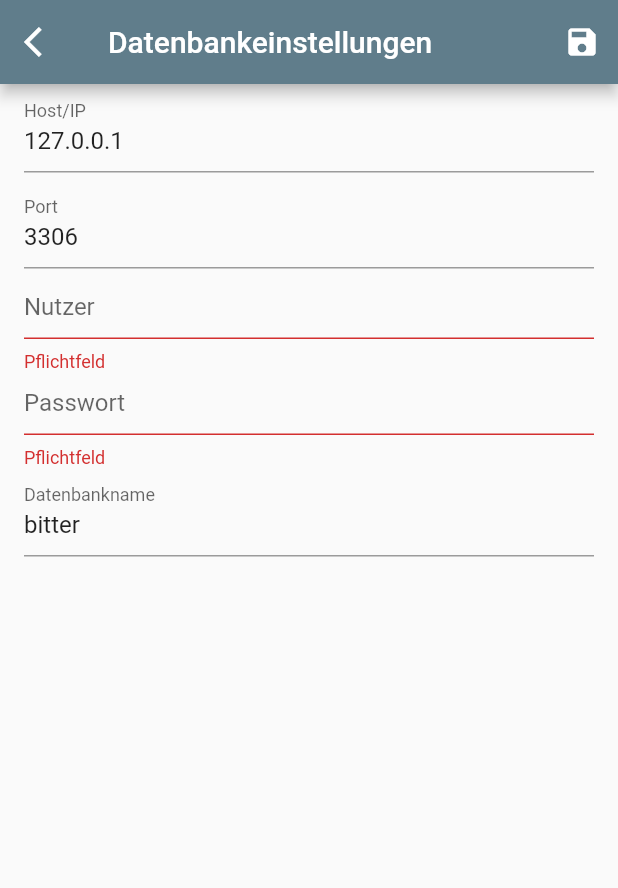
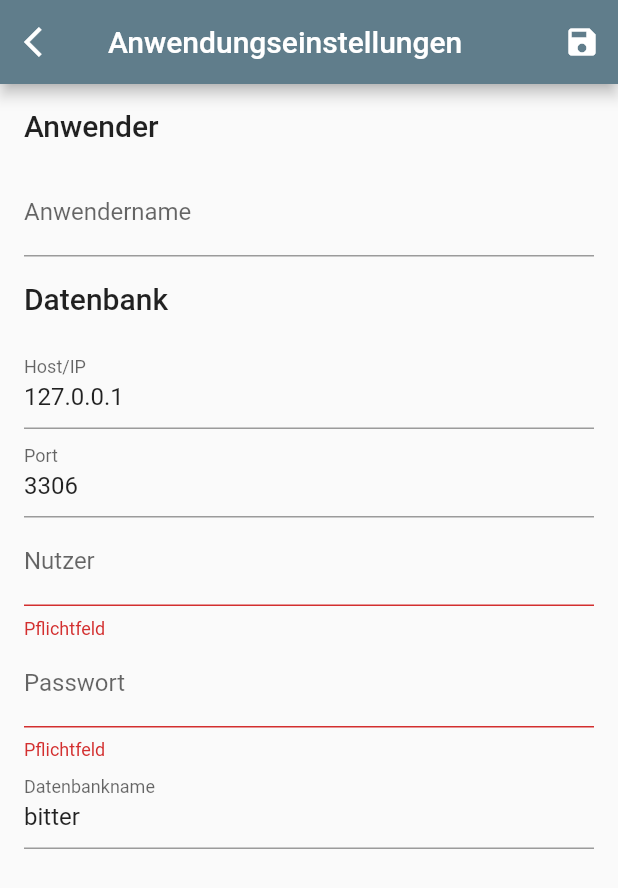
Before and after one commit to leontappe/bitter, a Flutter app: the screen it shows after launch, after a tap on "Fortfahren", after a tap on the "arrow back ios" icon, after a tap on the "save" icon, on a phone screen of 412 x 824 dp. Shown: the top 888 px of the screen. Run offline on Flutter 3.47's test engine with Material 2 defaults, Android fonts, the phone set to English and light mode, and no system bars; our stand-ins replace bloc, flutter_bloc, package_info, pdf; missing offline and left inert: file_chooser, mysql1; accounts and stored records are empty; statements that could not run were skipped.

Commit message:
move editor to setting and autoload for drafts
Closes #9

```diff
--- a/lib/main.dart
+++ b/lib/main.dart
@@ -6,7 +6,7 @@ import 'src/drafts/drafts_list_page.dart';
 import 'src/homepage.dart';
 import 'src/providers/inherited_database.dart';
 import 'src/providers/mysql_provider.dart';
-import 'src/settings/database_page.dart';
+import 'src/settings/app_settings_page.dart';
 import 'src/settings/settings_page.dart';
 import 'src/settings/vendors/vendors_list_page.dart';
 
@@ -31,7 +31,7 @@ class Bitter extends StatelessWidget {
           '/drafts': (BuildContext context) => DraftsListPage(),
           '/settings': (BuildContext context) => SettingsPage(),
           '/settings/vendors': (BuildContext context) => VendorsPage(),
-          '/settings/database': (BuildContext context) => DatabasePage(),
+          '/settings/app': (BuildContext context) => AppSettingsPage(),
         },
       ),
     );
--- a/lib/src/homepage.dart
+++ b/lib/src/homepage.dart
@@ -115,18 +115,19 @@ class _HomepageState extends State<Homepage> {
   Future<void> initDb() async {
     final settings = SettingsRepository();
     await settings.setUp();
-    if (!await settings.hasMySqlSettings()) {
+    if (!await settings.hasMySqlSettings() || !await settings.hasUsername()) {
       await showDialog<dynamic>(
         barrierDismissible: false,
         context: context,
         builder: (BuildContext context) => AlertDialog(
-          title: Text('Datenbank einstellen'),
+          title: Text('Anwendungseinstellungen festlegen'),
           content: Text(
-              'Es ist noch keine Datenbankverbindung eingestellt. Gebe hier die Verbindungsinformationen für den MySQL Server ein um fortzufahren.'),
+              'Es ist noch keine Datenbankverbindung eingestellt. Gebe auf der folgenden Seite deinen vollen Namen und die Verbindungsinformationen für den MySQL Server ein um fortzufahren.'),
           actions: <Widget>[
             MaterialButton(
-                onPressed: () => Navigator.of(context).popAndPushNamed('/settings/database'),
-                child: Text('Fortfahren')),
+              child: Text('Fortfahren'),
+              onPressed: () => Navigator.of(context).popAndPushNamed('/settings/app'),
+            ),
           ],
         ),
       );
--- a/lib/src/repositories/bill_repository.dart
+++ b/lib/src/repositories/bill_repository.dart
@@ -32,6 +32,7 @@ class BillRepository<T extends DatabaseProvider> {
               .where((Item i) =>
                   '${i.title} ${i.description}'.toLowerCase().contains(searchQuery.toLowerCase()))
               .isNotEmpty));
+
     } else {
       return results;
     }
--- a/lib/src/repositories/settings_repository.dart
+++ b/lib/src/repositories/settings_repository.dart
@@ -17,8 +17,15 @@ class SettingsRepository {
 
   Future<Map> get _getCurrentSettings async => (json.decode(data.readAsStringSync())) as Map;
 
-  Future<bool> hasMySqlSettings() async =>
-      (await _getCurrentSettings).containsKey('mysql_settings');
+  Future<MySqlSettings> getMySqlSettings() async {
+    return MySqlSettings.fromMap(await select('mysql_settings') as Map);
+  }
+
+  Future<String> getUsername() async => (await select('username')) as String;
+
+  Future<bool> hasMySqlSettings() => _hasGeneric('username');
+
+  Future<bool> hasUsername() => _hasGeneric('username');
 
   Future<void> insert(String key, dynamic value) async {
     final settings = await _getCurrentSettings;
@@ -26,16 +33,16 @@ class SettingsRepository {
     await _writeSettings(settings);
   }
 
-  Future<dynamic> select(dynamic key) async {
-    return (await _getCurrentSettings)[key];
+  Future<dynamic> select(String key) async {
+    if (await _hasGeneric(key)) {
+      return (await _getCurrentSettings)[key];
+    } else {
+      return null;
+    }
   }
 
   Future<void> setMySqlSettings(MySqlSettings settings) async {
     await insert('mysql_settings', settings.toMap);
-  }
-
-  Future<MySqlSettings> getMySqlSettings() async {
-    return MySqlSettings.fromMap(await select('mysql_settings') as Map);
   }
 
   Future<void> setUp() async {
@@ -53,6 +60,11 @@ class SettingsRepository {
     }
   }
 
+  Future<void> setUsername(String username) async => await insert('username', username);
+
+  Future<bool> _hasGeneric(String key) async =>
+      ((await _getCurrentSettings).containsKey(key)); //&& ((await select(key)).toString().isNotEmpty);
+
   Future<void> _writeSettings(Map map) async =>
       await data.writeAsBytes(utf8.encode(json.encode(map)));
 }
--- /dev/null
+++ b/lib/src/settings/app_settings_page.dart
@@ -0,0 +1,189 @@
+import 'package:flutter/material.dart';
+
+import '../models/mysql_settings.dart';
+import '../repositories/settings_repository.dart';
+
+class AppSettingsPage extends StatefulWidget {
+  @override
+  _AppSettingsPageState createState() => _AppSettingsPageState();
+}
+
+class _AppSettingsPageState extends State<AppSettingsPage> {
+  final GlobalKey<FormState> _usernameFormKey = GlobalKey<FormState>();
+  final GlobalKey<FormState> _databaseFormKey = GlobalKey<FormState>();
+
+  SettingsRepository repo;
+
+  MySqlSettings settings;
+  String username;
+
+  bool dirty;
+
+  @override
+  Widget build(BuildContext context) {
+    return Scaffold(
+      appBar: AppBar(
+        leading: Builder(
+            builder: (BuildContext context) => IconButton(
+                  tooltip: 'Zurück',
+                  icon: Icon(Icons.arrow_back_ios),
+                  onPressed: () => onPopRoute(context),
+                )),
+        title: Text('Anwendungseinstellungen'),
+        actions: <Widget>[
+          IconButton(
+            tooltip: 'Einstellungen abspeichern',
+            icon: Icon(Icons.save, color: Colors.white),
+            onPressed: onSaveConfig,
+          ),
+        ],
+      ),
+      body: ListView(
+        children: <Widget>[
+          ListTile(title: Text('Anwender', style: Theme.of(context).textTheme.headline6)),
+          Padding(
+            padding: EdgeInsets.fromLTRB(16.0, 0.0, 16.0, 0.0),
+            child: Form(
+              key: _usernameFormKey,
+              child: TextFormField(
+                controller: TextEditingController(text: username ?? ''),
+                maxLines: 1,
+                decoration: InputDecoration(labelText: 'Anwendername'),
+                validator: (input) => input.isEmpty ? 'Pflichtfeld' : null,
+                onChanged: (String input) {
+                  username = input;
+                  _usernameFormKey.currentState.validate();
+                  dirty = true;
+                },
+              ),
+            ),
+          ),
+          ListTile(title: Text('Datenbank', style: Theme.of(context).textTheme.headline6)),
+          Padding(
+            padding: EdgeInsets.fromLTRB(16.0, 0.0, 16.0, 0.0),
+            child: Form(
+              key: _databaseFormKey,
+              child: Column(
+                children: <Widget>[
+                  TextFormField(
+                    controller: TextEditingController(text: settings.host ?? ''),
+                    maxLines: 1,
+                    decoration: InputDecoration(labelText: 'Host/IP'),
+                    validator: (input) => input.isEmpty ? 'Pflichtfeld' : null,
+                    onChanged: (String input) {
+                      if (_databaseFormKey.currentState.validate()) settings.host = input;
+                      dirty = true;
+                    },
+                  ),
+                  TextFormField(
+                    controller: TextEditingController(text: settings.port?.toString() ?? ''),
+                    maxLines: 1,
+                    decoration: InputDecoration(labelText: 'Port'),
+                    validator: (input) => input.isEmpty ? 'Pflichtfeld' : null,
+                    keyboardType: TextInputType.numberWithOptions(),
+                    onChanged: (String input) {
+                      settings.port = int.parse(input);
+                      _databaseFormKey.currentState.validate();
+                      dirty = true;
+                    },
+                  ),
+                  TextFormField(
+                    controller: TextEditingController(text: settings.user ?? ''),
+                    maxLines: 1,
+                    decoration: InputDecoration(labelText: 'Nutzer'),
+                    validator: (input) => input.isEmpty ? 'Pflichtfeld' : null,
+                    onChanged: (String input) {
+                      settings.user = input;
+                      _databaseFormKey.currentState.validate();
+                      dirty = true;
+                    },
+                  ),
+                  TextFormField(
+                    controller: TextEditingController(text: settings.password ?? ''),
+                    maxLines: 1,
+                    decoration: InputDecoration(labelText: 'Passwort'),
+                    validator: (input) => input.isEmpty ? 'Pflichtfeld' : null,
+                    obscureText: true,
+                    onChanged: (String input) {
+                      settings.password = input;
+                      _databaseFormKey.currentState.validate();
+                      dirty = true;
+                    },
+                  ),
+                  TextFormField(
+                    controller: TextEditingController(text: settings.database ?? ''),
+                    maxLines: 1,
+                    decoration: InputDecoration(labelText: 'Datenbankname'),
+                    validator: (input) => input.isEmpty ? 'Pflichtfeld' : null,
+                    onChanged: (String input) {
+                      settings.database = input;
+                      _databaseFormKey.currentState.validate();
+                      dirty = true;
+                    },
+                  ),
+                ],
+              ),
+            ),
+          )
+        ],
+      ),
+    );
+  }
+
+  @override
+  void didChangeDependencies() {
+    initDb();
+    super.didChangeDependencies();
+  }
+
+  Future<void> initDb() async {
+    repo = SettingsRepository();
+    await repo.setUp();
+    settings = await repo.getMySqlSettings();
+    username = await repo.getUsername() ?? '';
+    setState(() => settings);
+  }
+
+  @override
+  void initState() {
+    super.initState();
+    settings = MySqlSettings(
+      host: '127.0.0.1',
+      port: 3306,
+      database: 'bitter',
+      password: '',
+      user: '',
+    );
+    dirty = false;
+  }
+
+  void onPopRoute(BuildContext context) async {
+    if (!_databaseFormKey.currentState.validate() ||
+        !_usernameFormKey.currentState.validate() ||
+        dirty) {
+      await showDialog<int>(
+          context: context,
+          builder: (BuildContext context) => AlertDialog(
+                title: Text(
+                    'Wenn du ohne Speichern oder mit unvollständigen Informationen zurück gehst funktioniert das Programm nicht. Bitte vervollständige die Informationen und speichere dann oben rechts.'),
+                actions: <Widget>[
+                  MaterialButton(onPressed: () => Navigator.pop(context, 1), child: Text('Ok')),
+                ],
+              ));
+      return;
+    } else {
+      Navigator.pop<bool>(context, false);
+    }
+  }
+
+  Future<bool> onSaveConfig() async {
+    if (_databaseFormKey.currentState.validate() && _usernameFormKey.currentState.validate()) {
+      settings = settings;
+      await repo.setMySqlSettings(settings);
+      await repo.insert('username', username);
+      dirty = false;
+      return true;
+    }
+    return false;
+  }
+}
--- a/lib/src/settings/database_page.dart
+++ /dev/null
@@ -1,164 +0,0 @@
-import 'package:flutter/material.dart';
-
-import '../models/mysql_settings.dart';
-import '../repositories/settings_repository.dart';
-
-class DatabasePage extends StatefulWidget {
-  @override
-  _DatabasePageState createState() => _DatabasePageState();
-}
-
-class _DatabasePageState extends State<DatabasePage> {
-  final GlobalKey<FormState> _formKey = GlobalKey<FormState>();
-
-  SettingsRepository repo;
-
-  MySqlSettings settings;
-  MySqlSettings newSettings;
-
-  bool dirty;
-
-  @override
-  Widget build(BuildContext context) {
-    return Scaffold(
-      appBar: AppBar(
-        leading: Builder(
-            builder: (BuildContext context) => IconButton(
-                  tooltip: 'Zurück',
-                  icon: Icon(Icons.arrow_back_ios),
-                  onPressed: () => onPopRoute(context),
-                )),
-        title: Text('Datenbankeinstellungen'),
-        actions: <Widget>[
-          IconButton(
-            tooltip: 'Einstellungen abspeichern',
-            icon: Icon(Icons.save, color: Colors.white),
-            onPressed: onSaveConfig,
-          ),
-        ],
-      ),
-      body: Padding(
-        padding: EdgeInsets.fromLTRB(16.0, 0.0, 16.0, 0.0),
-        child: Form(
-          key: _formKey,
-          child: ListView(
-            itemExtent: 64.0,
-            children: <Widget>[
-              TextFormField(
-                controller: TextEditingController(text: newSettings.host ?? ''),
-                maxLines: 1,
-                decoration: InputDecoration(labelText: 'Host/IP'),
-                validator: (input) => input.isEmpty ? 'Pflichtfeld' : null,
-                onChanged: (String input) {
-                  if (_formKey.currentState.validate()) newSettings.host = input;
-                  dirty = true;
-                },
-              ),
-              TextFormField(
-                controller: TextEditingController(text: newSettings.port?.toString() ?? ''),
-                maxLines: 1,
-                decoration: InputDecoration(labelText: 'Port'),
-                validator: (input) => input.isEmpty ? 'Pflichtfeld' : null,
-                keyboardType: TextInputType.numberWithOptions(),
-                onChanged: (String input) {
-                  newSettings.port = int.parse(input);
-                  _formKey.currentState.validate();
-                  dirty = true;
-                },
-              ),
-              TextFormField(
-                controller: TextEditingController(text: newSettings.user ?? ''),
-                maxLines: 1,
-                decoration: InputDecoration(labelText: 'Nutzer'),
-                validator: (input) => input.isEmpty ? 'Pflichtfeld' : null,
-                onChanged: (String input) {
-                  newSettings.user = input;
-                  _formKey.currentState.validate();
-                  dirty = true;
-                },
-              ),
-              TextFormField(
-                controller: TextEditingController(text: newSettings.password ?? ''),
-                maxLines: 1,
-                decoration: InputDecoration(labelText: 'Passwort'),
-                validator: (input) => input.isEmpty ? 'Pflichtfeld' : null,
-                obscureText: true,
-                onChanged: (String input) {
-                  newSettings.password = input;
-                  _formKey.currentState.validate();
-                  dirty = true;
-                },
-              ),
-              TextFormField(
-                controller: TextEditingController(text: newSettings.database ?? ''),
-                maxLines: 1,
-                decoration: InputDecoration(labelText: 'Datenbankname'),
-                validator: (input) => input.isEmpty ? 'Pflichtfeld' : null,
-                onChanged: (String input) {
-                  newSettings.database = input;
-                  _formKey.currentState.validate();
-                  dirty = true;
-                },
-              ),
-            ],
-          ),
-        ),
-      ),
-    );
-  }
-
-  @override
-  void didChangeDependencies() {
-    initDb();
-    super.didChangeDependencies();
-  }
-
-  Future<void> initDb() async {
-    repo = SettingsRepository();
-    await repo.setUp();
-    if (await repo.hasMySqlSettings()) {
-      newSettings = await repo.getMySqlSettings();
-      setState(() => newSettings);
-    }
-  }
-
-  @override
-  void initState() {
-    super.initState();
-    newSettings = MySqlSettings(
-      host: '127.0.0.1',
-      port: 3306,
-      database: 'bitter',
-      password: '',
-      user: '',
-    );
-    dirty = false;
-  }
-
-  void onPopRoute(BuildContext context) async {
-    if (!_formKey.currentState.validate() || dirty) {
-      await showDialog<int>(
-          context: context,
-          builder: (BuildContext context) => AlertDialog(
-                title: Text(
-                    'Wenn du ohne Speichern oder mit unvollständigen Informationen zurück gehst funktioniert das Programm nicht. Bitte vervollständige die Informationen und speichere dann oben rechts.'),
-                actions: <Widget>[
-                  MaterialButton(onPressed: () => Navigator.pop(context, 1), child: Text('Ok')),
-                ],
-              ));
-      return;
-    } else {
-      Navigator.pop<bool>(context, false);
-    }
-  }
-
-  Future<bool> onSaveConfig() async {
-    if (_formKey.currentState.validate()) {
-      settings = newSettings;
-      await repo.setMySqlSettings(settings);
-      dirty = false;
-      return true;
-    }
-    return false;
-  }
-}
--- a/lib/src/settings/settings_page.dart
+++ b/lib/src/settings/settings_page.dart
@@ -15,9 +15,9 @@ class SettingsPage extends StatelessWidget {
           onTap: () => Navigator.pushNamed(context, '/settings/vendors'),
         ),
         ListTile(
-          title: Text('Datenbankeinstellungen', style: Theme.of(context).textTheme.headline6),
-          subtitle: Text('Einstellen der Datenbankverbindung'),
-          onTap: () => Navigator.pushNamed(context, '/settings/database'),
+          title: Text('Anwendungseinstellungen', style: Theme.of(context).textTheme.headline6),
+          subtitle: Text('Einstellen der Datenbankverbindung und der Bearbeiter*in'),
+          onTap: () => Navigator.pushNamed(context, '/settings/app'),
         ),
       ]),
     );
```
Also changed, not shown: lib/src/drafts/draft_creator.dart (+10 -14 lines).
